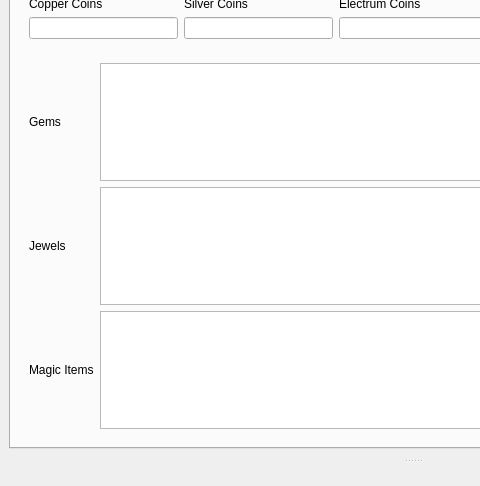
The window that UI/main_window.ui (sbordeyne/DnDApp) describes before a commit, drawn with Qt 5; both pictures show x 0 to 480 and y 140 to 626 of the 826 by 626 pixel window.
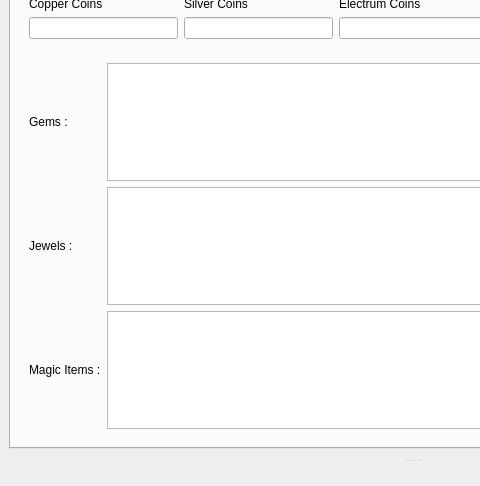
The same window after the commit. The open tabs and pages were chosen to show the change. Icons and pictures are not drawn.

Diff of the .ui file:
```diff
--- a/UI/main_window.ui
+++ b/UI/main_window.ui
@@ -1033,21 +1033,21 @@
             <item row="0" column="0">
              <widget class="QLabel" name="label_56">
               <property name="text">
-               <string>Gems</string>
+               <string>Gems :</string>
               </property>
              </widget>
             </item>
             <item row="2" column="0">
              <widget class="QLabel" name="label_62">
               <property name="text">
-               <string>Magic Items</string>
+               <string>Magic Items :</string>
               </property>
              </widget>
             </item>
             <item row="1" column="0">
              <widget class="QLabel" name="label_61">
               <property name="text">
-               <string>Jewels</string>
+               <string>Jewels :</string>
               </property>
              </widget>
             </item>
```
Left out of the diff: 70 changed lines with no effect on the pictures.
